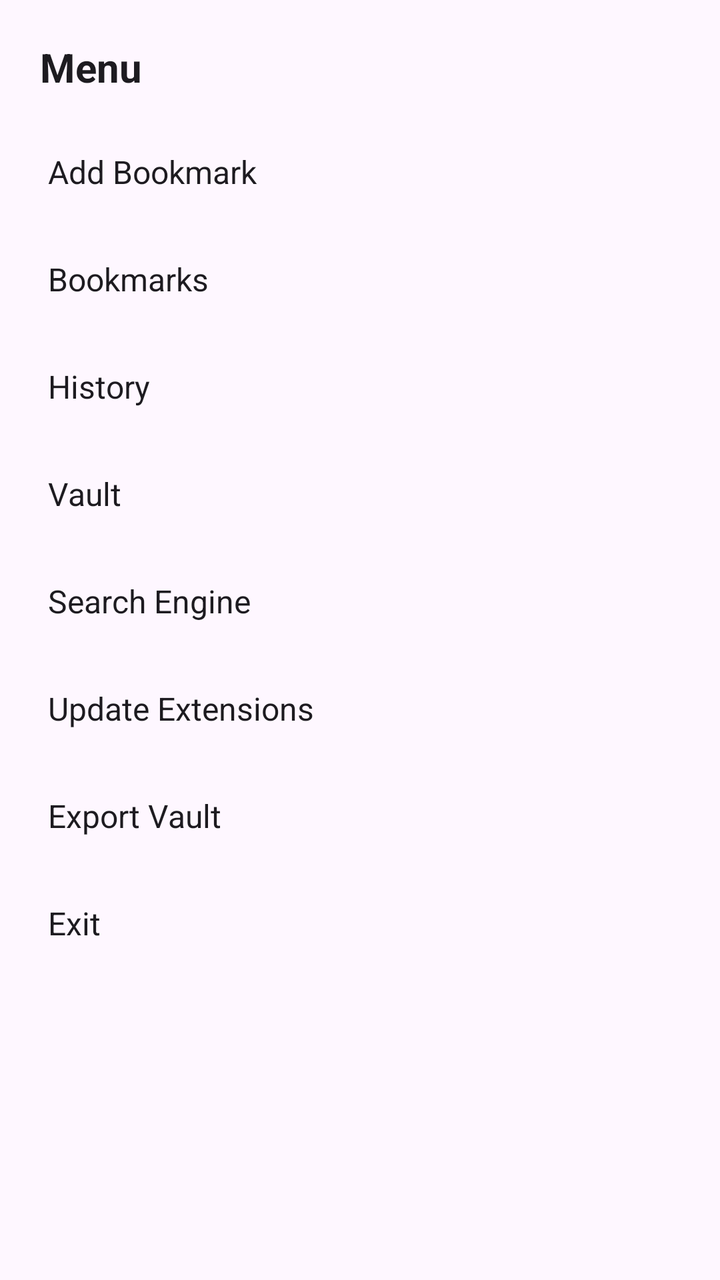
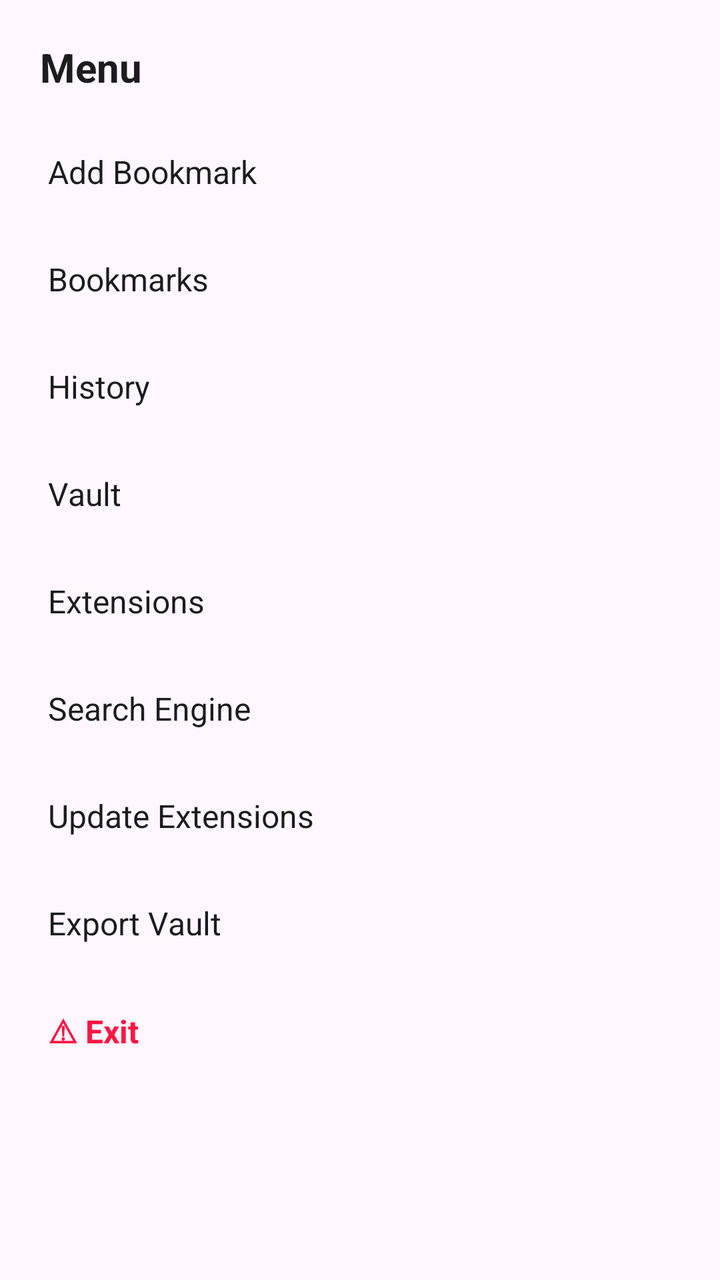

Two renders of the same Android screen: before a commit and after it. Below are the layout's source before the change and the commit's diff.
<!-- AndroidManifest.xml: application theme Theme.SpoonGecko -->
<!-- res/layout/sheet_menu.xml -->
<?xml version="1.0" encoding="utf-8"?>
<LinearLayout xmlns:android="http://schemas.android.com/apk/res/android"
    android:layout_width="match_parent"
    android:layout_height="wrap_content"
    android:orientation="vertical"
    android:background="?attr/colorSurface"
    android:padding="8dp">

    <TextView
        android:layout_width="match_parent"
        android:layout_height="wrap_content"
        android:text="Menu"
        android:textSize="20sp"
        android:textStyle="bold"
        android:textColor="?attr/colorOnSurface"
        android:padding="12dp" />

    <TextView
        android:id="@+id/menu_add_bookmark"
        android:layout_width="match_parent"
        android:layout_height="wrap_content"
        android:padding="16dp"
        android:textSize="16sp"
        android:textColor="?attr/colorOnSurface"
        android:background="?attr/selectableItemBackground"
        android:clickable="true"
        android:focusable="true"
        android:text="Add Bookmark" />

    <TextView
        android:id="@+id/menu_bookmarks"
        android:layout_width="match_parent"
        android:layout_height="wrap_content"
        android:padding="16dp"
        android:textSize="16sp"
        android:textColor="?attr/colorOnSurface"
        android:background="?attr/selectableItemBackground"
        android:clickable="true"
        android:focusable="true"
        android:text="Bookmarks" />

    <TextView
        android:id="@+id/menu_history"
        android:layout_width="match_parent"
        android:layout_height="wrap_content"
        android:padding="16dp"
        android:textSize="16sp"
        android:textColor="?attr/colorOnSurface"
        android:background="?attr/selectableItemBackground"
        android:clickable="true"
        android:focusable="true"
        android:text="History" />

    <TextView
        android:id="@+id/menu_vault"
        android:layout_width="match_parent"
        android:layout_height="wrap_content"
        android:padding="16dp"
        android:textSize="16sp"
        android:textColor="?attr/colorOnSurface"
        android:background="?attr/selectableItemBackground"
        android:clickable="true"
        android:focusable="true"
        android:text="Vault" />

    <TextView
        android:id="@+id/menu_search_engine"
        android:layout_width="match_parent"
        android:layout_height="wrap_content"
        android:padding="16dp"
        android:textSize="16sp"
        android:textColor="?attr/colorOnSurface"
        android:background="?attr/selectableItemBackground"
        android:clickable="true"
        android:focusable="true"
        android:text="Search Engine" />

    <TextView
        android:id="@+id/menu_update_extensions"
        android:layout_width="match_parent"
        android:layout_height="wrap_content"
        android:padding="16dp"
        android:textSize="16sp"
        android:textColor="?attr/colorOnSurface"
        android:background="?attr/selectableItemBackground"
        android:clickable="true"
        android:focusable="true"
        android:text="Update Extensions" />

    <TextView
        android:id="@+id/menu_export_vault"
        android:layout_width="match_parent"
        android:layout_height="wrap_content"
        android:padding="16dp"
        android:textSize="16sp"
        android:textColor="?attr/colorOnSurface"
        android:background="?attr/selectableItemBackground"
        android:clickable="true"
        android:focusable="true"
        android:text="Export Vault" />

    <TextView
        android:id="@+id/menu_exit"
        android:layout_width="match_parent"
        android:layout_height="wrap_content"
        android:padding="16dp"
        android:textSize="16sp"
        android:textColor="?attr/colorOnSurface"
        android:background="?attr/selectableItemBackground"
        android:clickable="true"
        android:focusable="true"
        android:text="Exit" />

</LinearLayout>
<!-- resources referenced by this layout -->
<resources>
  <style name="Theme.SpoonGecko" parent="Theme.Material3.DayNight.NoActionBar">
          
          <item name="android:windowBackground">?attr/colorSurface</item>
          
          
          <item name="android:statusBarColor">?attr/colorSurface</item>
          <item name="android:navigationBarColor">?attr/colorSurface</item>
          <item name="android:windowLightStatusBar" tools:targetApi="m">false</item>
      </style>
</resources>

<!-- the commit's change to res/layout/sheet_menu.xml (unified diff, before → after) -->
@@ -64,6 +64,18 @@
         android:text="Vault" />
 
     <TextView
+        android:id="@+id/menu_extensions"
+        android:layout_width="match_parent"
+        android:layout_height="wrap_content"
+        android:padding="16dp"
+        android:textSize="16sp"
+        android:textColor="?attr/colorOnSurface"
+        android:background="?attr/selectableItemBackground"
+        android:clickable="true"
+        android:focusable="true"
+        android:text="Extensions" />
+
+    <TextView
         android:id="@+id/menu_search_engine"
         android:layout_width="match_parent"
         android:layout_height="wrap_content"
@@ -99,16 +111,18 @@
         android:focusable="true"
         android:text="Export Vault" />
 
+    
     <TextView
         android:id="@+id/menu_exit"
         android:layout_width="match_parent"
         android:layout_height="wrap_content"
         android:padding="16dp"
         android:textSize="16sp"
-        android:textColor="?attr/colorOnSurface"
+        android:textStyle="bold"
+        android:textColor="#FF1744"
         android:background="?attr/selectableItemBackground"
         android:clickable="true"
         android:focusable="true"
-        android:text="Exit" />
+        android:text="⚠ Exit" />
 
 </LinearLayout>
